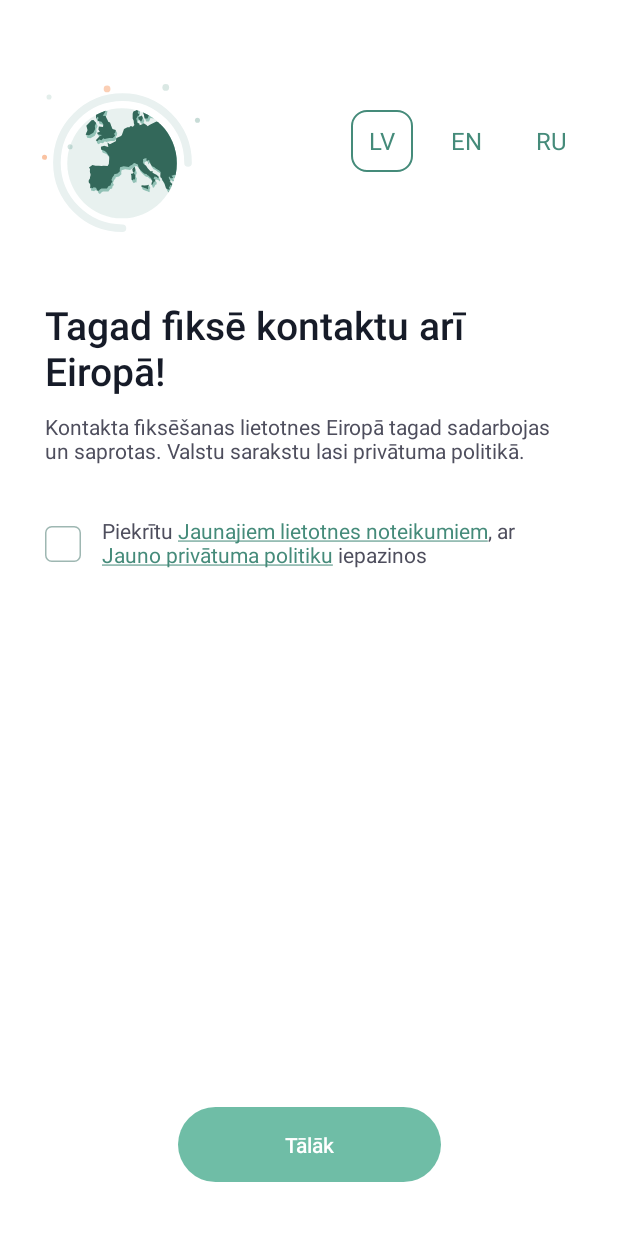
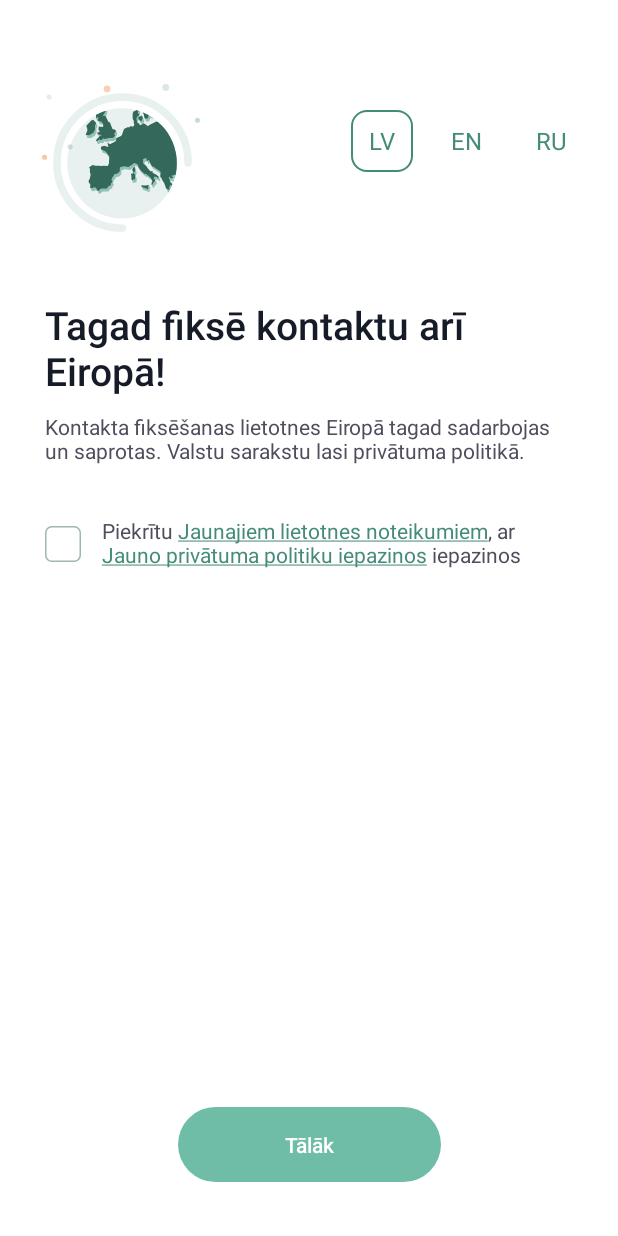
Before and after one commit to ApturiCOVID/apturicovid-android, an Android app: the TermsConfirmationFragment screen opened through its navigation route, on a phone screen of 412 x 824 dp. Run offline under Robolectric (Android 15) with nearby library versions, the light colour scheme and no system bars; our stand-ins replace Dagger/Hilt's generated code, RxJava, Timber, data binding, navigation-ui; libraries missing offline, so code that uses them is left out: com.moczul.ok2curl; 16 statements that could not run were skipped.

Commit message:
PR requested changes

```diff
--- a/app/src/main/java/lv/spkc/apturicovid/extension/TextView.kt
+++ /dev/null
@@ -1,31 +0,0 @@
-package lv.spkc.apturicovid.extension
-
-import android.text.Selection
-import android.text.Spannable
-import android.text.SpannableString
-import android.text.Spanned
-import android.text.method.LinkMovementMethod
-import android.text.style.ClickableSpan
-import android.view.View
-import android.widget.TextView
-
-fun TextView.makeLinks(vararg links: Pair<String, View.OnClickListener>) {
-    val spannableString = SpannableString(this.text)
-    for (link in links) {
-        val clickableSpan = object : ClickableSpan() {
-            override fun onClick(view: View) {
-                Selection.setSelection((view as TextView).text as Spannable, 0)
-                view.invalidate()
-                link.second.onClick(view)
-            }
-        }
-        val startIndexOfLink = this.text.toString().indexOf(link.first)
-        if (startIndexOfLink > -1) {
-            spannableString.setSpan(
-                clickableSpan, startIndexOfLink, startIndexOfLink + link.first.length, Spanned.SPAN_EXCLUSIVE_EXCLUSIVE
-            )
-        }
-    }
-    this.movementMethod = LinkMovementMethod.getInstance() // without LinkMovementMethod, link can not click
-    this.setText(spannableString, TextView.BufferType.SPANNABLE)
-}
--- a/app/src/main/java/lv/spkc/apturicovid/persistance/SharedPreferenceManager.kt
+++ b/app/src/main/java/lv/spkc/apturicovid/persistance/SharedPreferenceManager.kt
@@ -21,7 +21,7 @@ class SharedPreferenceManager(private val preferenceStorage: PreferenceStorage)
     var isOnboardingFinished: Boolean
         get() = preferenceStorage.getObject(KEY_ONBOARDING, Boolean::class.java) ?: false
         set(value) {
-            if (value) { preferenceStorage.setObject(KEY_ACCEPTANCE_V2_CONFIRMED, true) }
+            if (value) { acceptanceV2Confirmed = true }
             preferenceStorage.setObject(KEY_ONBOARDING, value)
         }
 
--- a/app/src/main/java/lv/spkc/apturicovid/ui/LanguageViewModel.kt
+++ b/app/src/main/java/lv/spkc/apturicovid/ui/LanguageViewModel.kt
@@ -10,9 +10,6 @@ import javax.inject.Inject
 
 class LanguageViewModel @Inject constructor(private val sharedPreferenceManager: SharedPreferenceManager) : BaseViewModel() {
 
-    private val _languageChangedLiveData = MutableLiveData<Boolean>()
-    val languageChangedLiveData = _languageChangedLiveData
-
     private val _languageChangedEventLiveData = MutableLiveData<Event<Boolean>>()
     val languageChangedEventLiveData: LiveData<Event<Boolean>> = _languageChangedEventLiveData
 
@@ -23,6 +20,5 @@ class LanguageViewModel @Inject constructor(private val sharedPreferenceManager:
     fun setLanguage(language: String) {
         sharedPreferenceManager.language = language
         _languageChangedEventLiveData.value = Event(true)
-        _languageChangedLiveData.value = true
     }
 }
--- a/app/src/main/java/lv/spkc/apturicovid/ui/home/TermsConfirmationFragment.kt
+++ b/app/src/main/java/lv/spkc/apturicovid/ui/home/TermsConfirmationFragment.kt
@@ -1,8 +1,7 @@
 package lv.spkc.apturicovid.ui.home
 
-import android.content.Intent
-import android.net.Uri
 import android.os.Bundle
+import android.text.method.LinkMovementMethod
 import android.view.LayoutInflater
 import android.view.View
 import android.view.ViewGroup
@@ -11,15 +10,13 @@ import androidx.fragment.app.viewModels
 import androidx.navigation.fragment.findNavController
 import androidx.navigation.navGraphViewModels
 import lv.spkc.apturicovid.R
-import lv.spkc.apturicovid.activity.MainActivity
 import lv.spkc.apturicovid.databinding.FragmentTermsConfirmationBinding
-import lv.spkc.apturicovid.extension.makeLinks
+import lv.spkc.apturicovid.extension.observeEvent
 import lv.spkc.apturicovid.extension.observeLiveData
 import lv.spkc.apturicovid.ui.BaseFragment
 import lv.spkc.apturicovid.ui.LanguageFragment
 import lv.spkc.apturicovid.ui.LanguageViewModel
 import lv.spkc.apturicovid.ui.intro.AcceptancesViewModel
-import lv.spkc.apturicovid.utils.DebouncedClickListener
 
 class TermsConfirmationFragment : BaseFragment() {
     private lateinit var binding: FragmentTermsConfirmationBinding
@@ -43,24 +40,7 @@ class TermsConfirmationFragment : BaseFragment() {
             .commit()
 
         with(binding) {
-            confirmationCbText.makeLinks(
-                Pair(
-                    getString(R.string.v2_terms_link),
-                    object : DebouncedClickListener() {
-                        override fun performClick(v: View?) {
-                            val url = getString(R.string.terms_of_use_url) + languageViewModel.getSelectedLocale()
-                            openWebView(url)
-                        }
-                    }),
-                Pair(
-                    getString(R.string.v2_privacy_link),
-                    object : DebouncedClickListener() {
-                        override fun performClick(v: View?) {
-                            val url = getString(R.string.privacy_policy_url) + languageViewModel.getSelectedLocale()
-                            openWebView(url)
-                        }
-                    })
-            )
+            confirmationCbText.movementMethod = LinkMovementMethod()
 
             confirmationCb.setOnClickListener {
                 viewModel.setAcceptancesSelected(confirmationCb.isChecked)
@@ -76,19 +56,10 @@ class TermsConfirmationFragment : BaseFragment() {
             }
         }
 
-        viewLifecycleOwner.observeLiveData(languageViewModel.languageChangedLiveData) {
+        viewLifecycleOwner.observeEvent(languageViewModel.languageChangedEventLiveData) {
             if (it) {
-                restartActivity()
+                requireActivity().recreate()
             }
         }
     }
-
-    private fun restartActivity() {
-        with(requireActivity()) {
-            val intent = Intent(this, MainActivity::class.java)
-            startActivity(intent)
-            finish()
-            overridePendingTransition(0, 0)
-        }
-    }
 }
--- a/app/src/main/java/lv/spkc/apturicovid/ui/settings/datatransfer/DataTransferSubmitFragment.kt
+++ b/app/src/main/java/lv/spkc/apturicovid/ui/settings/datatransfer/DataTransferSubmitFragment.kt
@@ -5,6 +5,7 @@ import android.content.Intent
 import android.net.Uri
 import android.os.Bundle
 import android.text.InputFilter
+import android.text.method.LinkMovementMethod
 import android.view.LayoutInflater
 import android.view.View
 import android.view.ViewGroup
@@ -61,10 +62,7 @@ class DataTransferSubmitFragment : BaseFragment() {
                 }
             }
 
-            countriesListBtn.setOnClickListener {
-                val url = getString(R.string.list_of_countries_url)
-                openWebView(url)
-            }
+            countriesListBtn.movementMethod = LinkMovementMethod()
 
             backArrowIv.setOnClickListener {
                 findNavController().popBackStack()
--- a/app/src/main/res/layout/fragment_intro.xml
+++ b/app/src/main/res/layout/fragment_intro.xml
@@ -38,6 +38,8 @@
                     app:layout_constraintBottom_toBottomOf="parent"
                     app:layout_constraintEnd_toEndOf="parent"
                     app:layout_constraintTop_toTopOf="parent"
+                    app:layout_constraintStart_toStartOf="parent"
+                    app:layout_constraintHorizontal_bias="1"
                     app:layout_constraintVertical_bias="0.3"/>
 
             </androidx.constraintlayout.widget.ConstraintLayout>
@@ -88,7 +90,7 @@
                     android:layout_width="wrap_content"
                     android:layout_height="wrap_content"
                     android:textColor="@color/primaryTextColor"
-                    android:text="@string/intro_agreement"
+                    android:text="@string/intro_agreement_hyperlink"
                     android:textColorLink="@color/hyperlinkColor" />
 
             </LinearLayout>
--- a/app/src/main/res/layout/fragment_terms_confirmation.xml
+++ b/app/src/main/res/layout/fragment_terms_confirmation.xml
@@ -7,10 +7,14 @@
         android:layout_height="match_parent">
 
         <ScrollView
-            android:layout_width="match_parent"
-            android:layout_height="match_parent"
+            android:layout_width="0dp"
+            android:layout_height="0dp"
             android:fillViewport="true"
-            android:orientation="vertical">
+            android:orientation="vertical"
+            app:layout_constraintTop_toTopOf="parent"
+            app:layout_constraintBottom_toBottomOf="parent"
+            app:layout_constraintStart_toStartOf="parent"
+            app:layout_constraintEnd_toEndOf="parent">
 
             <LinearLayout
                 android:layout_width="match_parent"
@@ -40,6 +44,8 @@
                         app:layout_constraintBottom_toBottomOf="parent"
                         app:layout_constraintEnd_toEndOf="parent"
                         app:layout_constraintTop_toTopOf="parent"
+                        app:layout_constraintStart_toEndOf="@id/world_image_iv"
+                        app:layout_constraintHorizontal_bias="1"
                         app:layout_constraintVertical_bias="0.3"/>
 
                 </androidx.constraintlayout.widget.ConstraintLayout>
@@ -87,7 +93,7 @@
                         android:id="@+id/confirmation_cb_text"
                         android:layout_width="match_parent"
                         android:layout_height="wrap_content"
-                        android:text="@string/v2_terms_label"
+                        android:text="@string/v2_terms_hyperlink"
                         android:textColor="@color/primaryTextColor"
                         android:textColorLink="@color/hyperlinkColor" />
 
--- a/app/src/main/res/values/dimens.xml
+++ b/app/src/main/res/values/dimens.xml
@@ -44,6 +44,7 @@
     <dimen name="share_top_margin">46dp</dimen>
     <dimen name="edit_text_corner_radius">5dp</dimen>
     <dimen name="checkbox_side_length">38dp</dimen>
+    <dimen name="pin_entry_side_margin">25dp</dimen>
 
     <dimen name="sms_header_text_size">18sp</dimen>
 
--- a/app/src/main/res/values/strings.xml
+++ b/app/src/main/res/values/strings.xml
@@ -8,9 +8,7 @@
     <!-- Intro -->
     <string name="intro_header">Palīdzi pārraut\nvīrusa ķēdi!</string>
     <string name="intro_main">Anonīmi un bez atrašanās vietas datiem savā ierīcē fiksē brīžus, kad esi kopā ar citiem. Ja vēlies, norādi tālruni saziņai ar SPKC.</string>
-    <string name="intro_agreement">Piekrītu Lietotnes noteikumiem,\nar Privātuma politiku iepazinos</string>
-    <string name="terms_link">Lietotnes noteikumiem</string>
-    <string name="privacy_link">Privātuma politiku</string>
+    <string name="intro_agreement_hyperlink">Piekrītu <a href="https://apturicovid.lv/privatuma-politika">Lietotnes noteikumiem</a>, ar <a href="https://apturicovid.lv/lietosanas-noteikumi">Privātuma politiku</a> iepazinos</string>
     <string name="button_next">Tālāk</string>
     <string name="button_send">Sūtīt</string>
     <string name="button_close">Aizvērt</string>
@@ -98,7 +96,7 @@
     <!-- Data transfer submit -->
     <string name="label_send_data">Sūtīt ziņu fiksētajiem kontaktiem</string>
     <string name="label_send_data_description">Ja esi inficēts, ar SPKC izsniegtu kodu šeit vari nosūtīt automātisku paziņojumu fiksētajiem kontaktiem, kam bijis inficēšanās risks – brīdināt gan savējos, gan arī svešos līdzcilvēkus Latvijā un Eiropā. Paziņojums neatklās informāciju par tevi pašu. Kods ir derīgs 30\u00A0minūtes.</string>
-    <string name="label_list_of_countries">Valstu saraksts</string>
+    <string name="list_of_countries_hyperlink"><a href="https://www.spkc.gov.lv/lv/apturicovid-sadarbibas-valstis#lv">Valstu saraksts</a></string>
 
     <!--Various-->
     <string name="label_wrong_number">Neatbilstošs numura formāts</string>
@@ -182,7 +180,6 @@
     <string name="privacy_policy_url">https://apturicovid.lv/privatuma-politika</string>
     <string name="terms_of_use_url">https://apturicovid.lv/lietosanas-noteikumi</string>
     <string name="detailed_statistics_url" translatable="false">https://www.spkc.gov.lv/lv/aktualitates-par-covid-19</string>
-    <string name="list_of_countries_url">https://www.spkc.gov.lv/lv/apturicovid-sadarbibas-valstis#lv</string>
 
     <string name="lv_language_code" translatable="false">LV</string>
     <string name="en_language_code" translatable="false">EN</string>
@@ -200,7 +197,5 @@
     <!-- terms acceptance -->
     <string name="europe_support_title">Tagad fiksē kontaktu arī Eiropā!</string>
     <string name="europe_support_description">Kontakta fiksēšanas lietotnes Eiropā tagad sadarbojas un saprotas. Valstu sarakstu lasi privātuma politikā.</string>
-    <string name="v2_terms_label">Piekrītu Jaunajiem lietotnes noteikumiem, ar Jauno privātuma politiku iepazinos</string>
-    <string name="v2_terms_link">Jaunajiem lietotnes noteikumiem</string>
-    <string name="v2_privacy_link">Jauno privātuma politiku</string>
+    <string name="v2_terms_hyperlink">Piekrītu <a href="https://apturicovid.lv/privatuma-politika">Jaunajiem lietotnes noteikumiem</a>, ar <a href="https://apturicovid.lv/lietosanas-noteikumi">Jauno privātuma politiku iepazinos</a> iepazinos</string>
 </resources>
```
Also changed, not shown: app/src/main/java/lv/spkc/apturicovid/ui/intro/IntroFragment.kt (+5 -36 lines), app/src/main/res/layout/fragment_data_transfer_submit.xml (+8 -8 lines), 2 other files.
